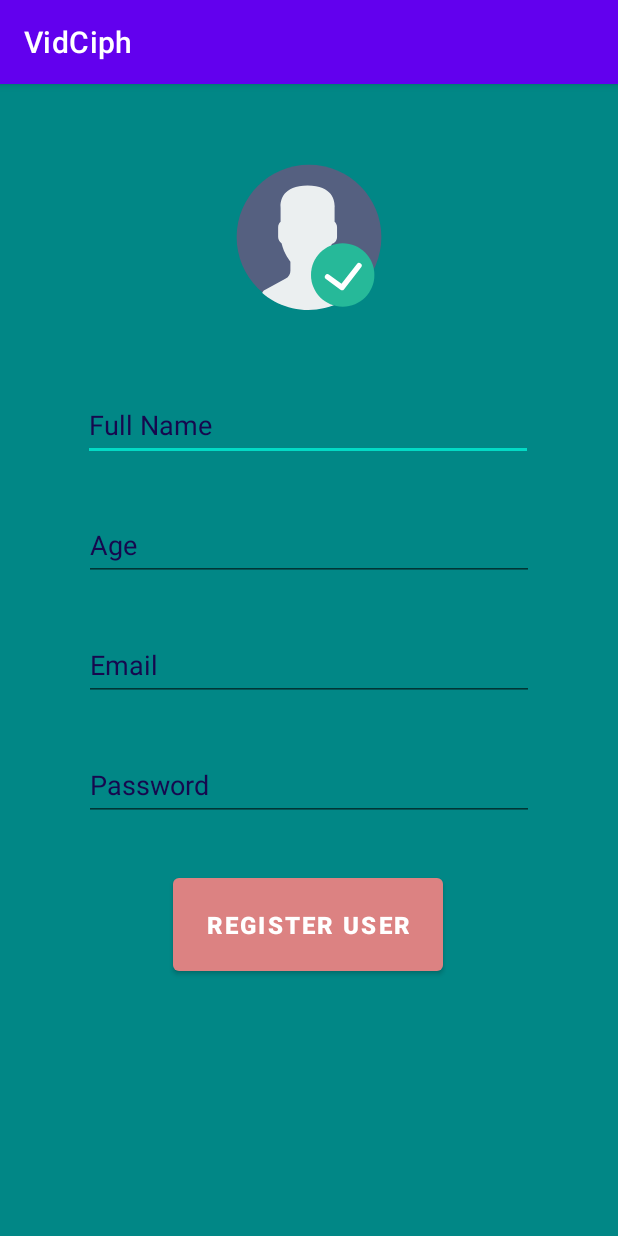
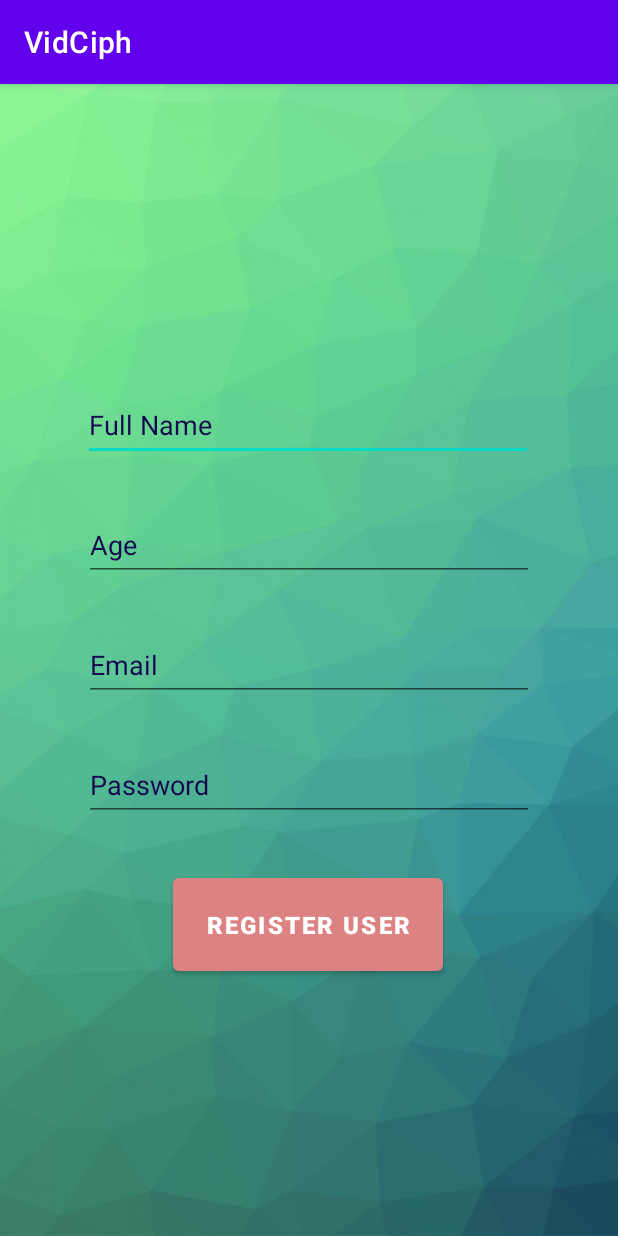
Before and after one commit to skmodi649/VidCiph, an Android app: the RegisterUser screen opened directly, with no data from a screen before it, on a phone screen of 412 x 824 dp. Run offline under Robolectric (Android 15) with nearby library versions, the phone set to English and light mode, and no system bars.

Commit message:
further development commit

```diff
--- a/app/src/main/AndroidManifest.xml
+++ b/app/src/main/AndroidManifest.xml
@@ -12,9 +12,6 @@
         android:roundIcon="@mipmap/ic_launcher_round"
         android:supportsRtl="true"
         android:theme="@style/Theme.VidCiph">
-        <activity
-            android:name=".ProfileActivity"
-            android:exported="true" />
         <activity
             android:name=".RegisterUser"
             android:exported="true" />
--- a/app/src/main/java/com/example/vidciph/ProfileActivity.java
+++ b/app/src/main/java/com/example/vidciph/CentralActivity.java
@@ -4,11 +4,11 @@ import androidx.appcompat.app.AppCompatActivity;
 
 import android.os.Bundle;
 
-public class ProfileActivity extends AppCompatActivity {
+public class CentralActivity extends AppCompatActivity {
 
     @Override
     protected void onCreate(Bundle savedInstanceState) {
         super.onCreate(savedInstanceState);
-        setContentView(R.layout.activity_profile);
+        setContentView(R.layout.activity_central);
     }
 }
--- a/app/src/main/java/com/example/vidciph/MainActivity.java
+++ b/app/src/main/java/com/example/vidciph/MainActivity.java
@@ -25,7 +25,7 @@ public class MainActivity extends AppCompatActivity {
         login.setOnClickListener(new View.OnClickListener() {
             @Override
             public void onClick(View v) {
-                startActivity(new Intent(MainActivity.this, ProfileActivity.class));
+                startActivity(new Intent(MainActivity.this, CentralActivity.class));
             }
         });
     }
--- a/app/src/main/res/layout/activity_profile.xml
+++ b/app/src/main/res/layout/activity_central.xml
@@ -4,6 +4,6 @@
     xmlns:tools="http://schemas.android.com/tools"
     android:layout_width="match_parent"
     android:layout_height="match_parent"
-    tools:context=".ProfileActivity">
+    tools:context=".CentralActivity">
 
 </androidx.constraintlayout.widget.ConstraintLayout>
--- a/app/src/main/res/layout/activity_register_user.xml
+++ b/app/src/main/res/layout/activity_register_user.xml
@@ -5,10 +5,10 @@
     android:id="@+id/progress"
     android:layout_width="match_parent"
     android:layout_height="match_parent"
-    android:background="@color/teal_700"
+    android:background="@drawable/img_1"
     tools:context=".RegisterUser">
 
-    <com.airbnb.lottie.LottieAnimationView
+  <!--  <com.airbnb.lottie.LottieAnimationView
         android:id="@+id/mainAnimation"
         android:layout_width="0dp"
         android:layout_height="0dp"
@@ -26,7 +26,7 @@
         app:lottie_autoPlay="true"
         app:lottie_loop="true"
         app:lottie_rawRes="@raw/registra"
-        tools:ignore="MissingClass" />
+        tools:ignore="MissingClass" /> -->
     <EditText
         android:id="@+id/user"
         android:layout_width="300dp"
```
Also changed, not shown: app/src/main/res/drawable/img.png (added), app/src/main/res/drawable/img_1.png (added).
